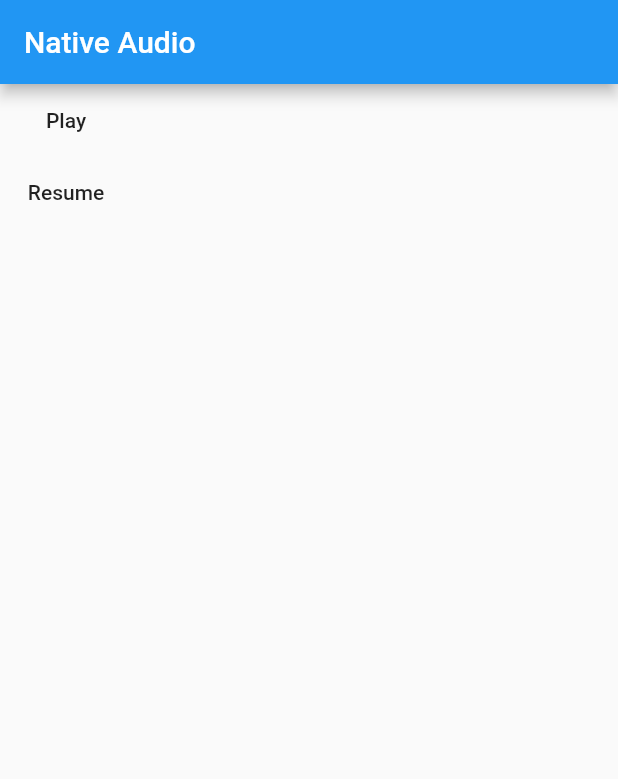
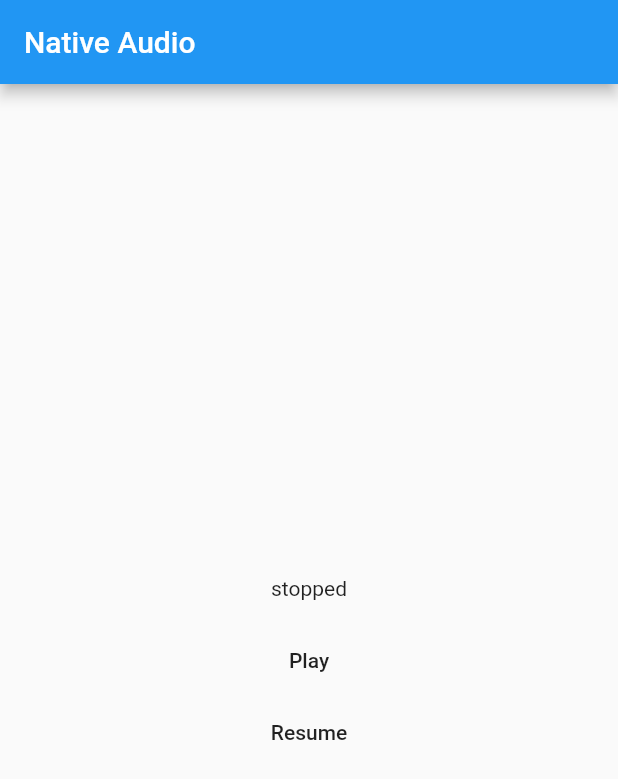
Before and after one commit to gaucidaniel/native-audio, a Flutter app: the screen it shows after launch, on a phone screen of 412 x 824 dp. Shown: the top 779 px of the screen. Run offline on Flutter 3.47's test engine with Material 2 defaults, Android fonts, the phone set to English and light mode, and no system bars.

Commit message:
Improve example layout

```diff
--- a/example/lib/main.dart
+++ b/example/lib/main.dart
@@ -15,6 +15,7 @@ class _MyAppState extends State<MyApp> {
   var _audio = NativeAudio();
   var _isLoaded = false;
   var _isPlaying = false;
+  var _status = "stopped";
 
   @override
   void initState() {
@@ -30,19 +31,17 @@ class _MyAppState extends State<MyApp> {
           title: const Text('Native Audio'),
         ),
         body: Column(
+          mainAxisAlignment: MainAxisAlignment.center,
+          crossAxisAlignment: CrossAxisAlignment.stretch,
           children: <Widget>[
-            if (!_isLoaded)
-              MaterialButton(
-                  child: Text("Play"), onPressed: () => _playSampleAudio()),
-            if (_isLoaded)
-              MaterialButton(
-                  child: Text("Stop"), onPressed: () => _audio.stop()),
-            if (!_isPlaying)
-              MaterialButton(
-                  child: Text("Resume"), onPressed: () => _audio.resume()),
-            if (_isPlaying)
-              MaterialButton(
-                  child: Text("Pause"), onPressed: () => _audio.pause()),
+            Padding(
+              padding: EdgeInsets.all(16.0),
+              child: Text(_status, textAlign: TextAlign.center),
+            ),
+            if (!_isLoaded) MaterialButton(child: Text("Play"), onPressed: () => _playSampleAudio()),
+            if (_isLoaded) MaterialButton(child: Text("Stop"), onPressed: () => _audio.stop()),
+            if (!_isPlaying) MaterialButton(child: Text("Resume"), onPressed: () => _audio.resume()),
+            if (_isPlaying) MaterialButton(child: Text("Pause"), onPressed: () => _audio.pause()),
           ],
         ),
       ),
@@ -54,21 +53,27 @@ class _MyAppState extends State<MyApp> {
       setState(() {
         _isLoaded = true;
         _isPlaying = true;
+        _status = "loaded";
       });
     };
 
     _audio.onResumed = () {
       setState(() => _isPlaying = true);
+      _status = "resumed";
     };
 
     _audio.onPaused = () {
-      setState(() => _isPlaying = false);
+      setState(() {
+        _isPlaying = false;
+        _status = "paused";
+      });
     };
 
     _audio.onStopped = () {
       setState(() {
         _isLoaded = false;
         _isPlaying = false;
+        _status = "stopped";
       });
     };
 
@@ -76,17 +81,16 @@ class _MyAppState extends State<MyApp> {
       setState(() {
         _isLoaded = false;
         _isPlaying = false;
+        _status = "completed";
       });
     };
   }
 
   void _playSampleAudio() {
-    _audio.play(
-        "https://s3.amazonaws.com/scifri-episodes/scifri20181123-episode.mp3",
+    _audio.play("https://s3.amazonaws.com/scifri-episodes/scifri20181123-episode.mp3",
         title: "How The Fashion Industry Is Responding To Climate Change",
         album: "Science Friday",
         artist: "WNYC Studio",
-        imageUrl:
-            "https://www.sciencefriday.com/wp-content/uploads/2019/09/clothes-close-min.jpg");
+        imageUrl: "https://www.sciencefriday.com/wp-content/uploads/2019/09/clothes-close-min.jpg");
   }
 }
```
